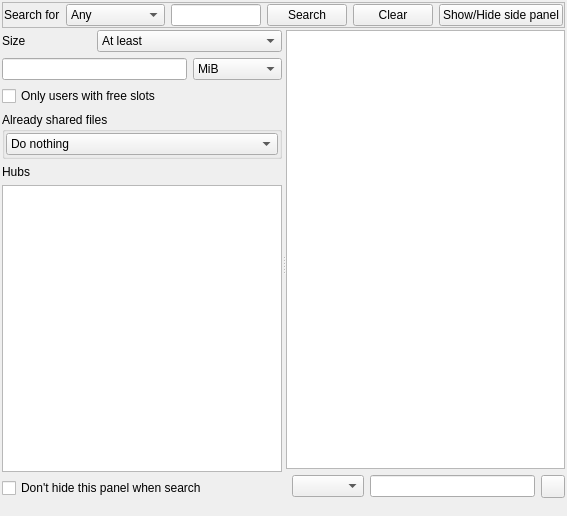
The window that eiskaltdcpp-qt/ui/UISearchFrame.ui (eiskaltdcpp/eiskaltdcpp) describes before a commit, drawn with Qt 5.
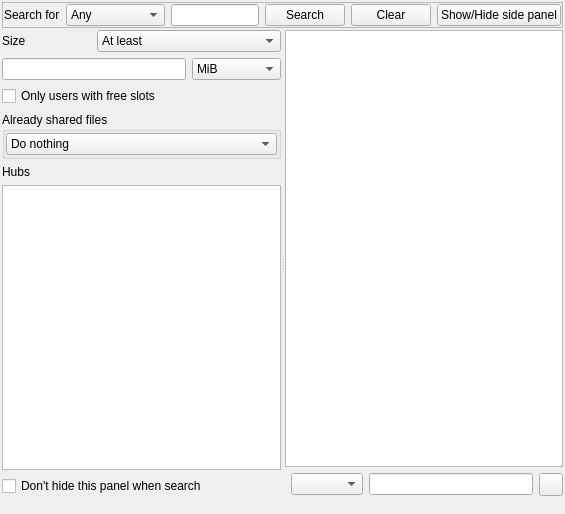
The same window after the commit. Custom widgets are drawn as their Qt base class.

What changed in the file:
```diff
--- a/eiskaltdcpp-qt/ui/UISearchFrame.ui
+++ b/eiskaltdcpp-qt/ui/UISearchFrame.ui
@@ -6,8 +6,8 @@
    <rect>
     <x>0</x>
     <y>0</y>
-    <width>567</width>
-    <height>516</height>
+    <width>565</width>
+    <height>514</height>
    </rect>
   </property>
   <property name="windowTitle">
@@ -167,28 +167,6 @@
        <property name="margin">
         <number>0</number>
        </property>
-       <item row="5" column="0" colspan="3">
-        <widget class="QListWidget" name="listWidget_HUBS">
-         <property name="sizePolicy">
-          <sizepolicy hsizetype="Expanding" vsizetype="Preferred">
-           <horstretch>0</horstretch>
-           <verstretch>0</verstretch>
-          </sizepolicy>
-         </property>
-         <property name="minimumSize">
-          <size>
-           <width>0</width>
-           <height>20</height>
-          </size>
-         </property>
-         <property name="editTriggers">
-          <set>QAbstractItemView::NoEditTriggers</set>
-         </property>
-         <property name="showDropIndicator" stdset="0">
-          <bool>false</bool>
-         </property>
-        </widget>
-       </item>
        <item row="4" column="0">
         <widget class="QLabel" name="label_4">
          <property name="sizePolicy">
@@ -318,6 +296,31 @@
          </layout>
         </widget>
        </item>
+       <item row="5" column="0" colspan="3">
+        <widget class="QTreeView" name="treeView_HUBS">
+         <property name="editTriggers">
+          <set>QAbstractItemView::NoEditTriggers</set>
+         </property>
+         <property name="showDropIndicator" stdset="0">
+          <bool>false</bool>
+         </property>
+         <property name="alternatingRowColors">
+          <bool>true</bool>
+         </property>
+         <property name="rootIsDecorated">
+          <bool>false</bool>
+         </property>
+         <property name="itemsExpandable">
+          <bool>false</bool>
+         </property>
+         <property name="headerHidden">
+          <bool>true</bool>
+         </property>
+         <property name="expandsOnDoubleClick">
+          <bool>false</bool>
+         </property>
+        </widget>
+       </item>
       </layout>
      </widget>
      <widget class="QWidget" name="layoutWidget">
```
